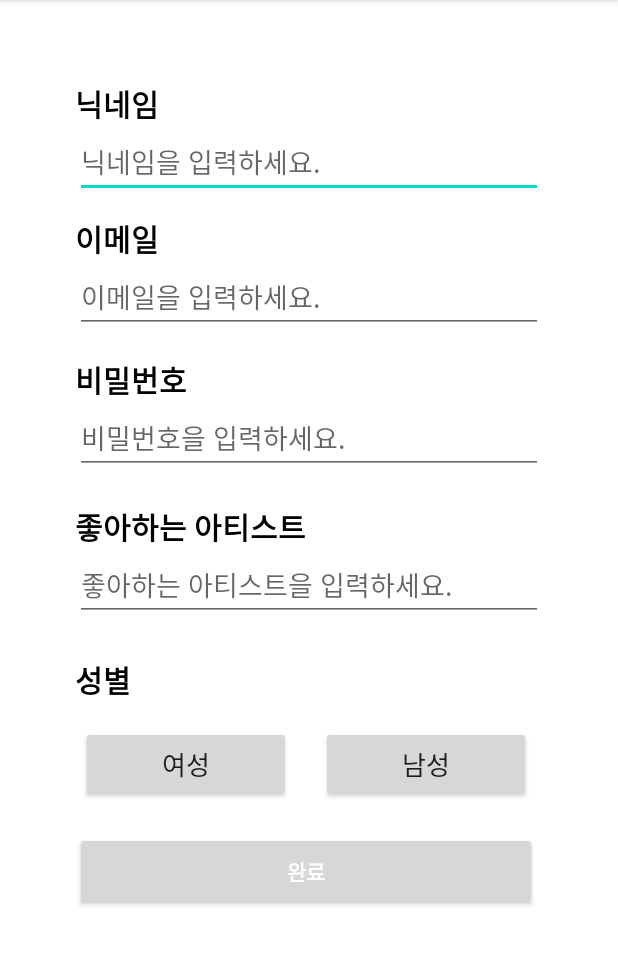
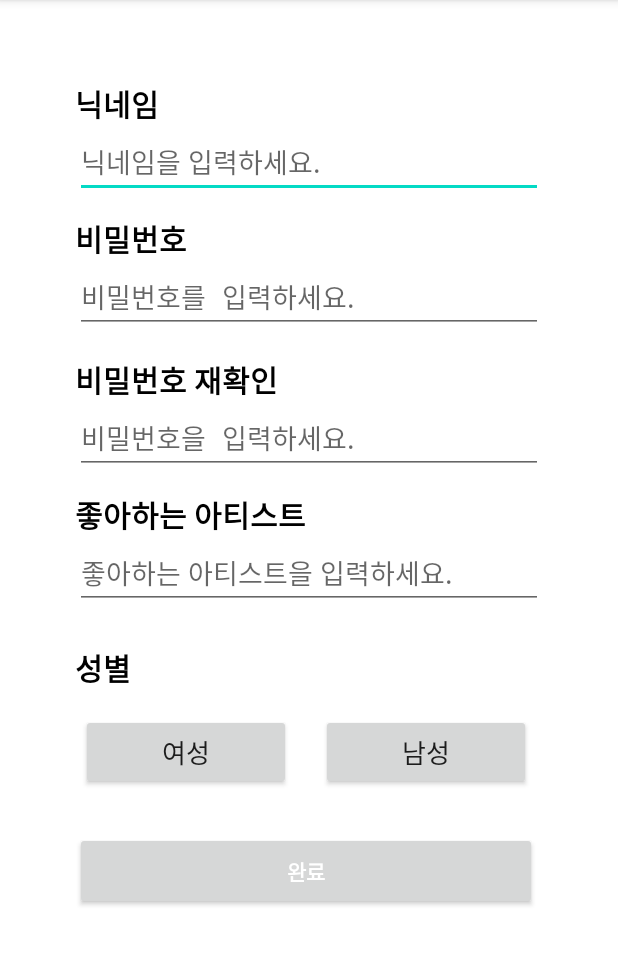
Before and after one commit to chaeyeon-yang/GemMiner_, an Android app: the screen it shows after launch (RegisterActivity), after a tap on "회원가입하기", on a phone screen of 412 x 824 dp, the part 84-1049 px from its top. Run offline under Robolectric (Android 15) with nearby library versions, the phone set to English and light mode, and no system bars.

Commit message:
Implement Login and Register

```diff
--- a/app/src/main/java/com/example/gemminer/MainActivity.kt
+++ b/app/src/main/java/com/example/gemminer/MainActivity.kt
@@ -2,26 +2,43 @@ package com.example.gemminer
 
 import android.content.Intent
 import android.os.Bundle
-import android.widget.Button
+import android.widget.Toast
 import androidx.appcompat.app.AppCompatActivity
 import com.example.gemminer.databinding.ActivityMainBinding
 
 
 class MainActivity : AppCompatActivity() {
     lateinit var loginBinding: ActivityMainBinding
+    var DB:DBHelper?=null
     override fun onCreate(savedInstanceState: Bundle?) {
         loginBinding = ActivityMainBinding.inflate(layoutInflater)
         super.onCreate(savedInstanceState)
         setContentView(loginBinding.root)
+        DB = DBHelper(this)
 
-
+        loginBinding.loginBtn!!.setOnClickListener {
+            val user = loginBinding.nickname!!.text.toString()
+            val pass = loginBinding.password!!.text.toString()
+            if (user ==""|| pass=="") Toast.makeText(
+                this@MainActivity,
+                "회원정보를 전부 입력해주세요",
+                Toast.LENGTH_SHORT
+            ).show() else{
+                val checkUserpass = DB!!.checkUserpass(user, pass)
+                if (checkUserpass ==true){
+                    Toast.makeText(this@MainActivity, "로그인 되었습니다.", Toast.LENGTH_SHORT)
+                        .show()
+                    val intent = Intent(applicationContext, HomeActivity::class.java)
+                    startActivity(intent)
+                }
+                else {
+                    Toast.makeText(this@MainActivity, "회원정보가 존재하지 않습니다.", Toast.LENGTH_SHORT)
+                        .show()
+                }
+            }
+        }
         loginBinding.registerBtn.setOnClickListener {
-            val RegisterIntent = Intent(this@MainActivity, RegisterActivity::class.java)
-            startActivity(RegisterIntent)
-        }
-
-        loginBinding.loginBtn.setOnClickListener {
-            val loginIntent = Intent(this@MainActivity, HomeActivity::class.java)
+            val loginIntent = Intent(this@MainActivity, RegisterActivity::class.java)
             startActivity(loginIntent)
         }
     }
--- a/app/src/main/res/layout/activity_main.xml
+++ b/app/src/main/res/layout/activity_main.xml
@@ -30,7 +30,7 @@
         android:hint="닉네임을 입력하세요."
         android:textSize="20sp"
         app:layout_constraintStart_toStartOf="parent"
-        app:layout_constraintTop_toBottomOf="@id/title" />
+        app:layout_constraintTop_toBottomOf="@id/title"/>
 
     <EditText
         android:id="@+id/password"
@@ -38,6 +38,7 @@
         android:layout_height="wrap_content"
         android:layout_marginTop="40dp"
         android:hint="비밀번호를 입력하세요."
+        android:inputType="textPassword"
         android:textSize="20sp"
         app:layout_constraintTop_toBottomOf="@+id/nickname"
         tools:layout_editor_absoluteX="49dp" />
--- a/app/src/main/res/layout/activity_register.xml
+++ b/app/src/main/res/layout/activity_register.xml
@@ -29,11 +29,11 @@
         app:layout_constraintStart_toStartOf="parent"/>
 
     <TextView
-        android:id="@+id/register_email"
+        android:id="@+id/register_password"
         android:layout_width="wrap_content"
         android:layout_height="wrap_content"
         android:layout_marginTop="12dp"
-        android:text="이메일"
+        android:text="비밀번호"
         android:textColor="@color/black"
         android:textFontWeight="600"
         android:textSize="20sp"
@@ -41,43 +41,22 @@
         app:layout_constraintTop_toBottomOf="@id/input_nickname" />
 
     <EditText
-        android:id="@+id/input_email"
-        android:layout_width="match_parent"
-        android:layout_height="wrap_content"
-        android:hint="이메일을 입력하세요."
-        tools:layout_editor_absoluteX="-16dp"
-        tools:layout_editor_absoluteY="285dp"
-        app:layout_constraintTop_toBottomOf="@id/register_email"
-        app:layout_constraintStart_toStartOf="parent"/>
-
-    <TextView
-        android:id="@+id/register_password"
-        android:layout_width="wrap_content"
-        android:layout_height="wrap_content"
-        android:layout_marginTop="16dp"
-        android:text="비밀번호"
-        android:textColor="@color/black"
-        android:textFontWeight="600"
-        android:textSize="20sp"
-        app:layout_constraintStart_toStartOf="parent"
-        app:layout_constraintTop_toBottomOf="@id/input_email" />
-
-    <EditText
         android:id="@+id/input_password"
         android:layout_width="match_parent"
         android:layout_height="wrap_content"
-        android:hint="비밀번호을 입력하세요."
+        android:hint="비밀번호를 입력하세요."
+        android:inputType="textPassword"
         tools:layout_editor_absoluteX="-16dp"
         tools:layout_editor_absoluteY="285dp"
         app:layout_constraintTop_toBottomOf="@id/register_password"
         app:layout_constraintStart_toStartOf="parent"/>
 
     <TextView
-        android:id="@+id/register_favorite"
+        android:id="@+id/reRegister_password"
         android:layout_width="wrap_content"
         android:layout_height="wrap_content"
-        android:layout_marginTop="20dp"
-        android:text="좋아하는 아티스트"
+        android:layout_marginTop="16dp"
+        android:text="비밀번호 재확인"
         android:textColor="@color/black"
         android:textFontWeight="600"
         android:textSize="20sp"
@@ -85,14 +64,35 @@
         app:layout_constraintTop_toBottomOf="@id/input_password" />
 
     <EditText
+        android:id="@+id/reInput_password"
+        android:layout_width="match_parent"
+        android:layout_height="wrap_content"
+        android:hint="비밀번호을 입력하세요."
+        android:inputType="textPassword"
+        tools:layout_editor_absoluteX="-16dp"
+        tools:layout_editor_absoluteY="285dp"
+        app:layout_constraintTop_toBottomOf="@id/reRegister_password"
+        app:layout_constraintStart_toStartOf="parent"/>
+
+    <TextView
+        android:id="@+id/register_favorite"
+        android:layout_width="wrap_content"
+        android:layout_height="wrap_content"
+        android:layout_marginTop="12dp"
+        android:text="좋아하는 아티스트"
+        android:textColor="@color/black"
+        android:textFontWeight="600"
+        android:textSize="20sp"
+        app:layout_constraintStart_toStartOf="parent"
+        app:layout_constraintTop_toBottomOf="@id/reInput_password" />
+
+    <EditText
         android:id="@+id/input_favorite"
         android:layout_width="match_parent"
         android:layout_height="wrap_content"
         android:hint="좋아하는 아티스트을 입력하세요."
-        tools:layout_editor_absoluteX="-16dp"
-        tools:layout_editor_absoluteY="285dp"
-        app:layout_constraintTop_toBottomOf="@id/register_favorite"
-        app:layout_constraintStart_toStartOf="parent"/>
+        app:layout_constraintStart_toStartOf="parent"
+        app:layout_constraintTop_toBottomOf="@id/register_favorite" />
 
     <TextView
         android:id="@+id/register_sex"
@@ -134,7 +134,7 @@
         android:id="@+id/input_registerBtn"
         android:layout_width="308dp"
         android:layout_height="52dp"
-        android:layout_marginTop="20dp"
+        android:layout_marginTop="28dp"
         android:text="완료"
         android:textColor="@color/white"
         android:textFontWeight="600"
```
Also changed, not shown: app/src/main/java/com/example/gemminer/DBHelper.kt (added, +50 -0 lines), app/src/main/java/com/example/gemminer/RegisterActivity.kt (+43 -3 lines).
